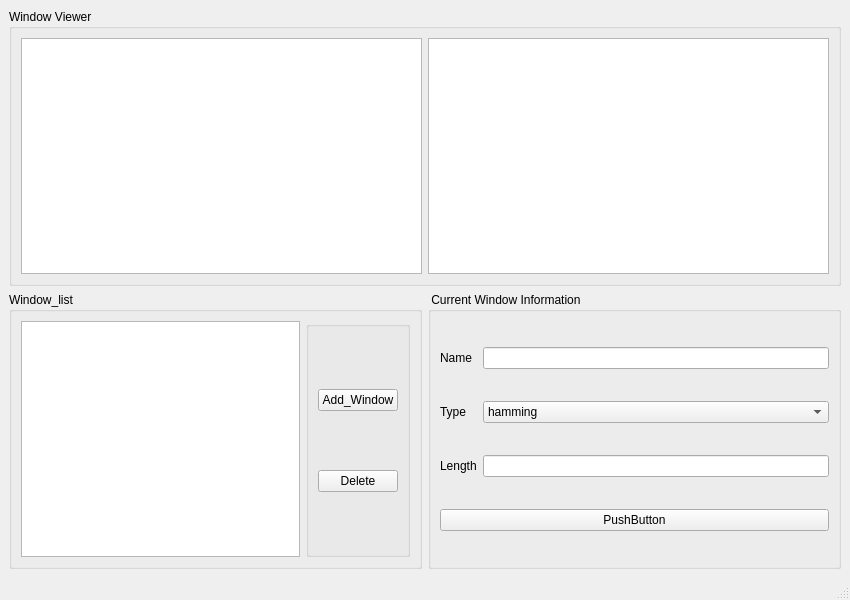
Old version of the form untitled.ui in the repository purehyacinth/pywindow.
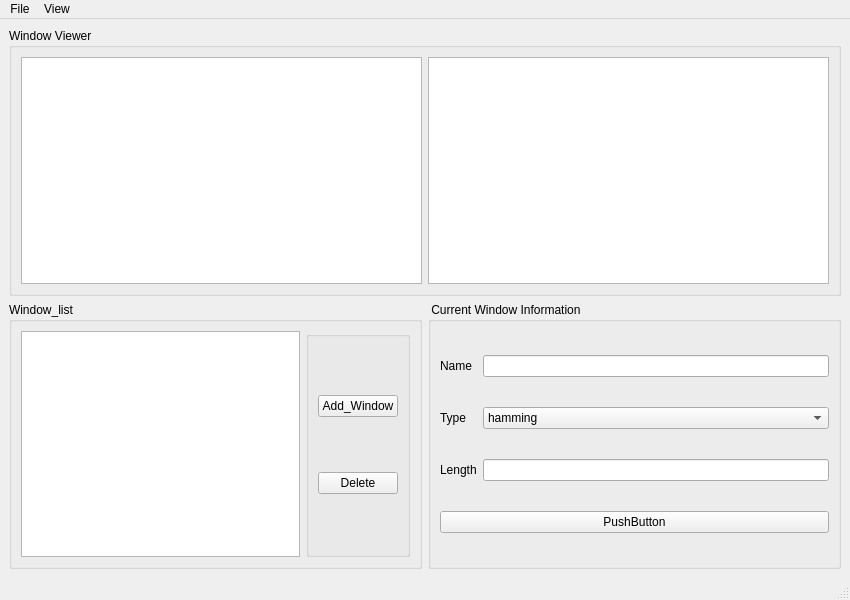
New version of the form.

Commit message: 完成Analyse parameter按钮及功能

```diff
--- a/untitled.ui
+++ b/untitled.ui
@@ -143,6 +143,22 @@
      <height>23</height>
     </rect>
    </property>
+   <widget class="QMenu" name="menuFile">
+    <property name="title">
+     <string>File</string>
+    </property>
+   </widget>
+   <widget class="QMenu" name="menuView">
+    <property name="title">
+     <string>View</string>
+    </property>
+    <addaction name="actionTime_Domain"/>
+    <addaction name="actionFrequency_Domain_2"/>
+    <addaction name="separator"/>
+    <addaction name="actionAnalyse_Parameter"/>
+   </widget>
+   <addaction name="menuFile"/>
+   <addaction name="menuView"/>
   </widget>
   <widget class="QStatusBar" name="statusbar"/>
  </widget>
```
Left out of the diff: 20 changed lines with no effect on the pictures. The commit also changes 5 other files.
